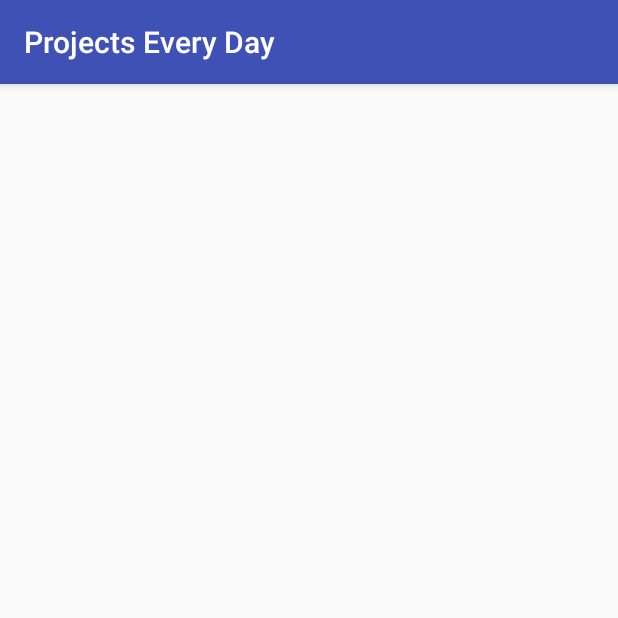
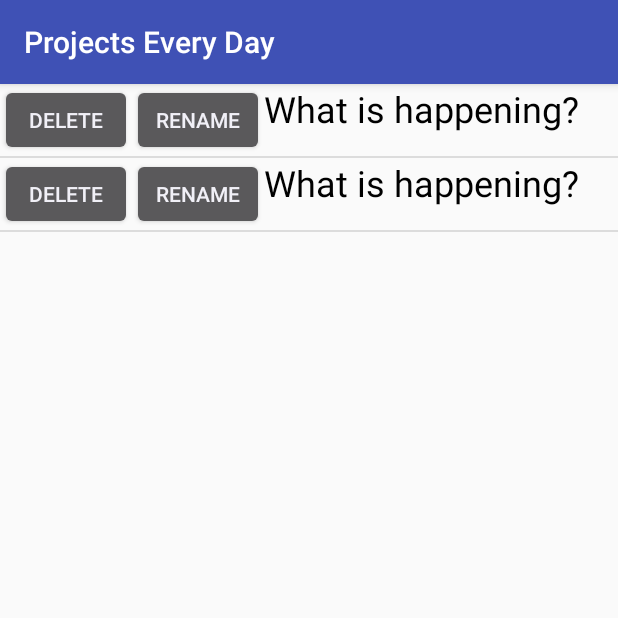
Before and after one commit to FigyTuna/ProjectsEveryDay, an Android app: the screen it shows after launch (ProjectsActivity), in the options menu, after a tap on "Edit List of Projects", on a phone screen of 412 x 824 dp, the top half of it. Run offline under Robolectric (Android 15) with nearby library versions, the phone set to English and light mode, and no system bars.

Commit message:
Started on Projects list.

```diff
--- /dev/null
+++ b/app/src/main/java/com/figytuna/projectseveryday/DBProject.java
@@ -0,0 +1,38 @@
+package com.figytuna.projectseveryday;
+
+public class DBProject {
+
+  DatabaseHandler mDb;
+  long mId;
+  String mTitle;
+
+  public DBProject(DatabaseHandler db, long id, String title)
+  {
+    mDb = db;
+    mId = id;
+    mTitle = title;
+  }
+
+  public long getId()
+  {
+    return mId;
+  }
+
+  public String getTitle()
+  {
+    return mTitle;
+  }
+
+  public void rename (String title)
+  {
+    mTitle = title;
+    mDb.pushChanges(this);
+  }
+
+  public void delete ()
+  {
+    mDb.deleteProject(this);
+    mId = -1;
+    mTitle = "";
+  }
+}
--- a/app/src/main/java/com/figytuna/projectseveryday/DatabaseHandler.java
+++ b/app/src/main/java/com/figytuna/projectseveryday/DatabaseHandler.java
@@ -4,10 +4,14 @@ import android.content.ContentValues;
 import android.content.Context;
 import android.database.Cursor;
 import android.database.sqlite.SQLiteDatabase;
+import android.database.sqlite.SQLiteStatement;
 
+import java.util.ArrayList;
 import java.util.Calendar;
 
 public class DatabaseHandler {
+
+  public static final int DEFAULT_MAX_LENGTH = 45;
 
   private static final String DATABASE_NAME = "ped_db";
 
@@ -46,7 +50,7 @@ public class DatabaseHandler {
   {
     db.execSQL ("CREATE TABLE IF NOT EXISTS "
         + SINGLE_VALUE_TABLE + "("
-                + ID_COLUMN + " INT, "
+        + ID_COLUMN + " INTEGER PRIMARY KEY AUTOINCREMENT, "
         + MINUTE_COLUMN + " INT, "
         + HOUR_COLUMN + " INT, "
         + NOTIF_COLUMN + " INT"
@@ -59,6 +63,15 @@ public class DatabaseHandler {
       db.execSQL ("INSERT INTO " + SINGLE_VALUE_TABLE + " VALUES(" + DEFAULT_ID + ", "
           + DEFAULT_MINUTE + ", " + DEFAULT_HOUR + ", " + 1 + ");");
     }
+  }
+
+  private void projectsTable ()
+  {
+    db.execSQL ("CREATE TABLE IF NOT EXISTS "
+        + PROJECTS_TABLE + "("
+        + ID_COLUMN + " INTEGER PRIMARY KEY AUTOINCREMENT, "
+        + PROJECT_TITLE_COLUM + " VARCHAR (" + DEFAULT_MAX_LENGTH + ")"
+        + ");");
   }
 
   public void updateNotifTime (int minute, int hour)
@@ -119,8 +132,60 @@ public class DatabaseHandler {
     db.update (SINGLE_VALUE_TABLE, contentValues, ID_COLUMN + " = " + DEFAULT_ID, null);
   }
 
+  public void pushChanges (DBProject project)
+  {
+    String filter = ID_COLUMN + "=" + project.getId();
+    ContentValues values = new ContentValues();
+    values.put (PROJECT_TITLE_COLUM, project.getTitle());
+    db.update(PROJECTS_TABLE, values, filter, null);
+  }
+
+  public void deleteProject (DBProject project)
+  {
+    String insertSQL;
+    SQLiteStatement stmt;
+
+    projectsTable();
+
+    insertSQL = "DELETE FROM " + PROJECTS_TABLE + " WHERE " + ID_COLUMN + " = ?;";
+    stmt = db.compileStatement(insertSQL);
+
+    stmt.bindLong (1, project.getId());
+
+    stmt.executeInsert();
+  }
+
+  public DBProject getEmptyProject()
+  {
+    projectsTable();
+    ContentValues values = new ContentValues();
+    values.put(PROJECT_TITLE_COLUM, "");
+    long id = db.insert(PROJECTS_TABLE, null, values);
+
+    DBProject project = new DBProject(this, id, "");
+
+    return project;
+  }
+
+  public ArrayList<DBProject> getProjects()
+  {
+    ArrayList<DBProject> list = new ArrayList<DBProject>();
+    projectsTable();
+
+    Cursor resultSet = db.rawQuery("SELECT * FROM " + PROJECTS_TABLE + ";", null);
+    resultSet.moveToFirst();
+
+    for (int i = 0; i < resultSet.getCount(); ++i)
+    {
+      list.add(new DBProject(this, resultSet.getInt(0), resultSet.getString(1)));
+    }
+
+    return list;
+  }
+
   public void resetDatabase ()
   {
     db.execSQL("DROP TABLE IF EXISTS " + SINGLE_VALUE_TABLE + ";");
+    db.execSQL("DROP TABLE IF EXISTS " + PROJECTS_TABLE + ";");
   }
 }
--- a/app/src/main/java/com/figytuna/projectseveryday/ProjectsActivity.java
+++ b/app/src/main/java/com/figytuna/projectseveryday/ProjectsActivity.java
@@ -1,13 +1,85 @@
 package com.figytuna.projectseveryday;
 
+import android.content.DialogInterface;
+import android.support.v7.app.AlertDialog;
 import android.support.v7.app.AppCompatActivity;
 import android.os.Bundle;
+import android.text.InputFilter;
+import android.widget.EditText;
+import android.widget.ListView;
 
 public class ProjectsActivity extends AppCompatActivity {
 
-    @Override
-    protected void onCreate(Bundle savedInstanceState) {
-        super.onCreate(savedInstanceState);
-        setContentView(R.layout.activity_projects);
-    }
+  @Override
+  protected void onCreate(Bundle savedInstanceState) {
+    super.onCreate(savedInstanceState);
+    setContentView(R.layout.activity_projects);
+  }
+
+  @Override
+  public void onStart()
+  {
+    super.onStart();
+
+    DatabaseHandler db = new DatabaseHandler(getApplicationContext());
+    DBProject project = db.getEmptyProject();
+    project.rename("What is happening?");;
+    DBProject project2 = db.getEmptyProject();
+    project2.rename("Another");
+
+    ListView listView = (ListView) findViewById(R.id.list_projects);
+    ProjectsListAdapter adapter = new ProjectsListAdapter(getApplicationContext(), db.getProjects(), this);
+    listView.setAdapter(adapter);
+  }
+
+  public void showRenameDialog (final DBProject project)
+  {
+    AlertDialog.Builder renameDialog = new AlertDialog.Builder(getApplicationContext());
+    final EditText input = new EditText(getApplicationContext());
+    input.setFilters (new InputFilter[] { new InputFilter.LengthFilter (
+        DatabaseHandler.DEFAULT_MAX_LENGTH) });
+    input.setSingleLine();
+
+    renameDialog.setTitle(R.string.sRenameProjectAlertTitle);
+    renameDialog.setView(input);
+
+    renameDialog.setPositiveButton("Rename", new DialogInterface.OnClickListener() {
+      @Override
+      public void onClick(DialogInterface dialog, int which) {
+        project.rename(input.getText().toString());
+      }
+    });
+
+    renameDialog.setNegativeButton("Cancel", new DialogInterface.OnClickListener() {
+      @Override
+      public void onClick(DialogInterface dialog, int which) {
+        //Do nothing.
+      }
+    });
+
+    renameDialog.show();
+  }
+
+  public void showDeleteDialog (final DBProject project)
+  {
+    AlertDialog.Builder deleteDialog = new AlertDialog.Builder(getApplicationContext());
+    deleteDialog.setTitle(R.string.sDeleteProjectAlertTitle);
+    deleteDialog.setMessage(R.string.sDeleteProjectAlertBody);
+
+    deleteDialog.setPositiveButton("Delete", new DialogInterface.OnClickListener() {
+      @Override
+      public void onClick(DialogInterface dialog, int which) {
+        project.delete();
+      }
+    });
+
+    deleteDialog.setNegativeButton("Cancel", new DialogInterface.OnClickListener() {
+      @Override
+      public void onClick(DialogInterface dialog, int which) {
+        //Do nothing.
+      }
+    });
+
+    deleteDialog.show();
+  }
 }
--- /dev/null
+++ b/app/src/main/java/com/figytuna/projectseveryday/ProjectsListAdapter.java
@@ -0,0 +1,59 @@
+package com.figytuna.projectseveryday;
+
+import android.content.Context;
+import android.view.LayoutInflater;
+import android.view.View;
+import android.view.ViewGroup;
+import android.widget.ArrayAdapter;
+import android.widget.Button;
+import android.widget.TextView;
+
+import java.util.ArrayList;
+
+public class ProjectsListAdapter extends ArrayAdapter<DBProject> {
+
+  private ProjectsActivity mProjectsActivity;
+
+  public ProjectsListAdapter (Context context, ArrayList<DBProject> projects, ProjectsActivity projectsActivity)
+  {
+    super(context, 0, projects);
+    mProjectsActivity = projectsActivity;
+  }
+
+  @Override
+  public View getView(int position, View convertView, ViewGroup parent)
+  {
+    final DBProject project = getItem(position);
+
+    if (convertView == null) {
+      convertView = LayoutInflater.from(getContext()).inflate(R.layout.item_project, parent, false);
+    }
+
+    TextView titleView = (TextView) convertView.findViewById(R.id.project_item_title);
+
+    titleView.setText(project.getTitle());
+
+    Button renameButton = (Button) convertView.findViewById(R.id.project_item_rename);
+    Button deleteButton = (Button) convertView.findViewById(R.id.project_item_delete);
+
+    renameButton.setOnClickListener(new View.OnClickListener(){
+
+      @Override
+      public void onClick(View v) {
+        mProjectsActivity.showRenameDialog(project);
+      }
+    });
+
+    deleteButton.setOnClickListener(new View.OnClickListener() {
+
+      @Override
+      public void onClick(View v) {
+        mProjectsActivity.showDeleteDialog(project);
+      }
+    });
+
+    return convertView;
+  }
+
+
+}
--- a/app/src/main/res/layout/activity_projects.xml
+++ b/app/src/main/res/layout/activity_projects.xml
@@ -1,9 +1,13 @@
 <?xml version="1.0" encoding="utf-8"?>
-<android.support.constraint.ConstraintLayout
+<RelativeLayout
     xmlns:android="http://schemas.android.com/apk/res/android"
     xmlns:tools="http://schemas.android.com/tools"
     android:layout_width="match_parent"
     android:layout_height="match_parent"
     tools:context="com.figytuna.projectseveryday.ProjectsActivity">
 
-</android.support.constraint.ConstraintLayout>
+    <ListView
+        android:id="@+id/list_projects"
+        android:layout_width="match_parent"
+        android:layout_height="match_parent"/>
+</RelativeLayout>
--- /dev/null
+++ b/app/src/main/res/layout/item_project.xml
@@ -0,0 +1,30 @@
+<?xml version="1.0" encoding="utf-8"?>
+<TableRow xmlns:android="http://schemas.android.com/apk/res/android"
+          android:orientation="vertical"
+          android:layout_width="match_parent"
+          android:layout_height="wrap_content">
+
+    <Button
+        android:id="@+id/project_item_delete"
+        android:layout_width="wrap_content"
+        android:layout_height="wrap_content"
+        android:layout_gravity="end"
+        android:text="@string/sTempDeleteButton"/>
+
+    <Button
+        android:id="@+id/project_item_rename"
+        android:layout_width="wrap_content"
+        android:layout_height="wrap_content"
+        android:layout_gravity="center"
+        android:text="@string/sTempRenameButton"/>
+
+    <TextView
+        android:id="@+id/project_item_title"
+        android:layout_width="wrap_content"
+        android:layout_height="match_parent"
+        android:layout_gravity="start"
+        android:textAlignment="viewStart"
+        android:textAppearance="@style/TextAppearance.AppCompat.Menu"
+        android:textColor="@color/colorText"
+        android:textSize="24sp"/>
+</TableRow>
--- a/app/src/main/res/values/colors.xml
+++ b/app/src/main/res/values/colors.xml
@@ -3,4 +3,5 @@
     <color name="colorPrimary">#3F51B5</color>
     <color name="colorPrimaryDark">#303F9F</color>
     <color name="colorAccent">#FF4081</color>
+    <color name="colorText">#000000</color>
 </resources>
--- a/app/src/main/res/values/strings.xml
+++ b/app/src/main/res/values/strings.xml
@@ -7,4 +7,11 @@
     <string name="sEditProjects">Edit List of Projects</string>
 
     <string name="sDatabaseResetConfirmation">Are you sure you want to reset all data?</string>
+
+    <string name="sTempRenameButton">Rename</string>
+    <string name="sTempDeleteButton">Delete</string>
+
+    <string name="sRenameProjectAlertTitle">Rename Project</string>
+    <string name="sDeleteProjectAlertTitle">Delete Project</string>
+    <string name="sDeleteProjectAlertBody">Are you sure you want to delete this project and all of the times associated?</string>
 </resources>
```
Lines whose indentation alone changed are shown as unchanged.
